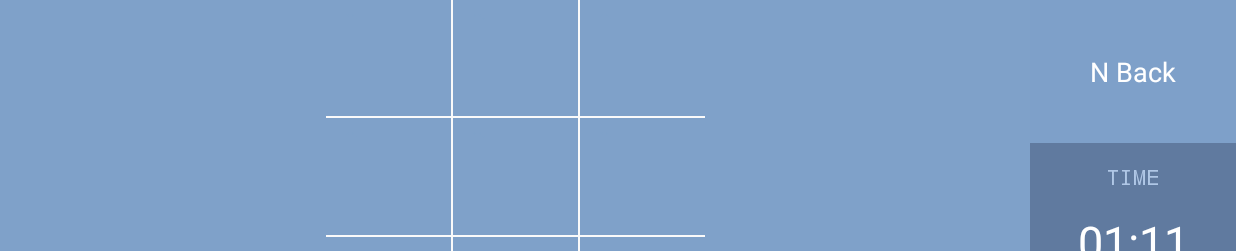
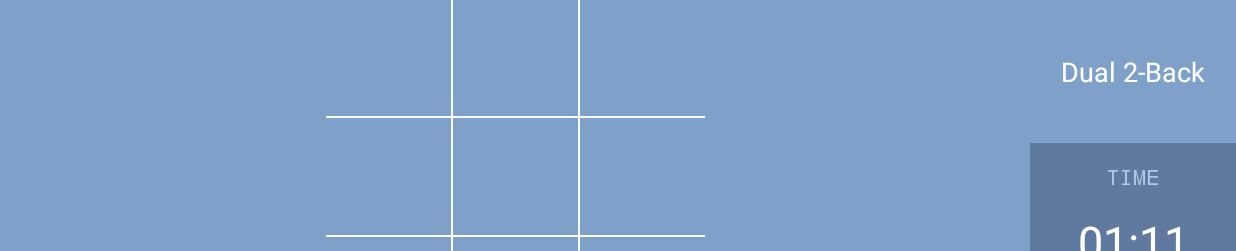
Before and after one commit to mahmadzadeh/dual-n-back-game, an Android app: the screen it shows after launch (MainActivity), after a tap on "START", on a phone screen of 824 x 412 dp (held sideways). Shown: the top 251 px of the screen. Run offline under Robolectric (Android 15) with nearby library versions, the light colour scheme and no system bars.

Commit message:
Display the game version in the main game screen

```diff
--- a/app/src/main/java/com/dualnback/MainActivity.java
+++ b/app/src/main/java/com/dualnback/MainActivity.java
@@ -45,6 +45,7 @@ public class MainActivity extends AppCompatActivity implements SwappableImage {
     private CountDownText countdownTimerTxt;
     private GameCountDownTimer timer;
     private Handler handler;
+    private TextView gameVersionText;
 
     private Trial currentTrial;
 
@@ -71,6 +72,10 @@ public class MainActivity extends AppCompatActivity implements SwappableImage {
         soundMatchButton = findViewById( R.id.soundMatchButton );
         locationMatchButton = findViewById( R.id.positionMatchButton );
         scoreTxt = findViewById( R.id.textViewScore );
+
+        gameVersionText = findViewById( R.id.textViewGameName );
+        gameVersionText.setText( version.getTextRepresentation() );
+
         countdownTimerTxt = new CountDownText( findViewById( R.id.textViewCountDownTimer ) );
 
         vibrator = ( Vibrator ) getSystemService( Context.VIBRATOR_SERVICE );
--- a/app/src/main/java/com/dualnback/StartScreenActivity.java
+++ b/app/src/main/java/com/dualnback/StartScreenActivity.java
@@ -48,7 +48,7 @@ public class StartScreenActivity extends AppCompatActivity {
             @Override
             public void onItemSelected( AdapterView<?> adapterView, View view, int position, long id ) {
                 CharSequence item = adapter.getItem( position );
-                selectedVersion = NBackVersion.fromUiValue( item.toString() ).orElse( DEFAULT_VERSION );
+                selectedVersion = NBackVersion.fromTextValue( item.toString() ).orElse( DEFAULT_VERSION );
             }
 
             @Override
--- a/app/src/main/java/com/dualnback/game/NBackVersion.java
+++ b/app/src/main/java/com/dualnback/game/NBackVersion.java
@@ -6,15 +6,15 @@ import java.util.Optional;
 
 public enum NBackVersion {
 
-    OneBack( 1, "1-Back" ),
-    TwoBack( 2, "2-Back" ),
-    ThreeBack( 3, "3-Back" ),
-    FourBack( 4, "4-Back" ),
-    FiveBack( 5, "5-Back" ),
-    SixBack( 6, "6-Back" ),
-    SevenBack( 7, "7-Back" ),
-    EightBack( 8, "8-Back" ),
-    NineBack( 9, "9-Back" );
+    OneBack( 1, "Dual 1-Back" ),
+    TwoBack( 2, "Dual 2-Back" ),
+    ThreeBack( 3, "Dual 3-Back" ),
+    FourBack( 4, "Dual 4-Back" ),
+    FiveBack( 5, "Dual 5-Back" ),
+    SixBack( 6, "Dual 6-Back" ),
+    SevenBack( 7, "Dual 7-Back" ),
+    EightBack( 8, "Dual 8-Back" ),
+    NineBack( 9, "Dual 9-Back" );
 
     private final String textRepresentation;
 
@@ -25,10 +25,10 @@ public enum NBackVersion {
         this.textRepresentation = textRepresentation;
     }
 
-    public static Optional<NBackVersion> fromUiValue( String uiString ) {
+    public static Optional<NBackVersion> fromTextValue( String textValue ) {
 
         return Arrays.stream( NBackVersion.values() )
-                .filter( v -> v.textRepresentation.equals( uiString ) )
+                .filter( v -> v.textRepresentation.equals( textValue ) )
                 .findFirst();
     }
 
```
Also changed, not shown: 2 other files.
